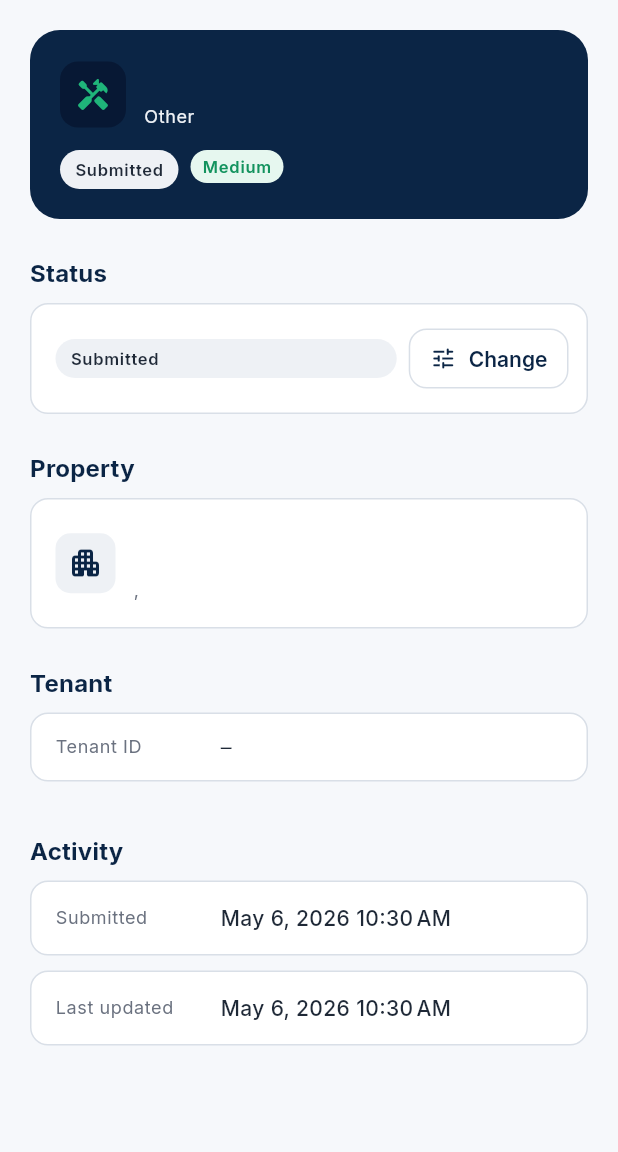
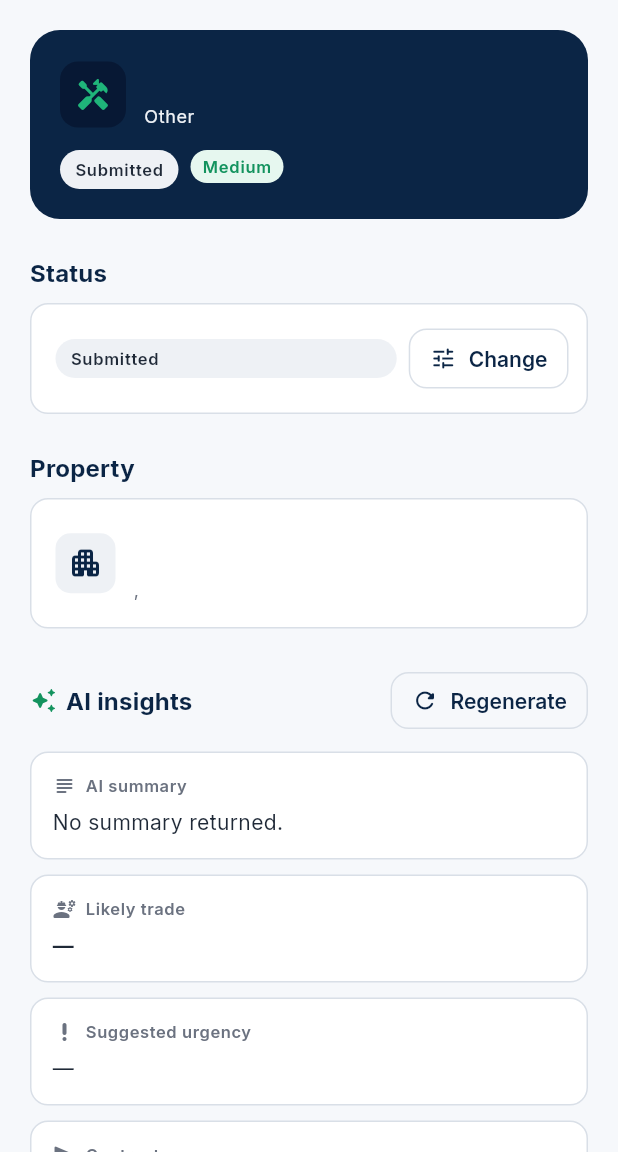
Before and after one commit to kernelkrafttech-hue/logicstack, a Flutter app: the LandlordRequestDetailScreen screen opened directly with empty values, on a phone screen of 412 x 824 dp, the part 84-1236 px from its top. Run offline on Flutter 3.47's test engine with Material 3 defaults, Android fonts, the phone set to English and light mode, and no system bars; our stand-ins replace cloud_firestore, cloud_functions, firebase_auth, firebase_core, firebase_storage, flutter_riverpod and 3 more; accounts and stored records are empty.

Commit message:
Add AI maintenance request analysis via Cloud Functions
Adds an analyzeMaintenanceRequest callable that runs OpenAI server-side and
surfaces a summary, likely trade, urgency suggestion, and contractor message
to the landlord. The OpenAI key is held as a Functions secret and never
ships in the Flutter app.

- functions/: TypeScript v2 callable using OpenAI structured outputs
  (json_schema) on gpt-4o-mini; OPENAI_API_KEY pulled from a Functions
  secret; rejects unauthenticated callers and validates category/urgency
  against the same enums the model uses
- AiAnalysis value type + AiAnalysisService that wraps cloud_functions and
  normalises FirebaseFunctionsException codes onto RequestException
- MaintenanceRequest gains aiSummary / likelyTrade / urgencySuggestion /
  contractorMessage / aiAnalyzedAt; RequestUrgency.fromStorageOrNull lets
  the UI fall back to plain text when the AI returns something unexpected
- Submit flow: save Firestore doc, then call analyze, then write AI fields.
  AI failures are soft so a failed analysis doesn't lose the request — the
  landlord can regenerate from the detail screen
- LandlordRequestDetailScreen gets an AiInsightsSection with one card per
  field, an UrgencyBadge for the suggestion (with a note when it differs
  from the tenant's choice), an analyzed-at timestamp, and a Regenerate /
  Generate button driven by per-request RegenerateAiController state
- Firestore rules: a second update branch lets the request's tenant or
  landlord write only the five AI fields, validated for type and urgency
  enum membership
- README documents `firebase functions:secrets:set OPENAI_API_KEY` and the
  deploy/serve commands

```diff
--- a/lib/features/requests/domain/maintenance_request.dart
+++ b/lib/features/requests/domain/maintenance_request.dart
@@ -143,6 +143,16 @@ enum RequestUrgency {
     }
     return RequestUrgency.medium;
   }
+
+  /// Like [fromStorage] but returns `null` for unknown values, so the AI
+  /// suggestion can fall back to plain text rendering.
+  static RequestUrgency? fromStorageOrNull(String? value) {
+    if (value == null) return null;
+    for (final RequestUrgency u in RequestUrgency.values) {
+      if (u.storageValue == value) return u;
+    }
+    return null;
+  }
 }
 
 enum RequestCategory {
@@ -200,6 +210,27 @@ enum RequestCategory {
   }
 }
 
+/// Result of running a request through the `analyzeMaintenanceRequest`
+/// Cloud Function. Used by the AI service and the repository's update helper.
+class AiAnalysis {
+  const AiAnalysis({
+    required this.aiSummary,
+    required this.likelyTrade,
+    required this.urgencySuggestion,
+    required this.contractorMessage,
+  });
+
+  final String aiSummary;
+  final String likelyTrade;
+  final String urgencySuggestion;
+  final String contractorMessage;
+
+  /// Maps [urgencySuggestion] back onto a [RequestUrgency] when it parses
+  /// cleanly, so the UI can render an [UrgencyBadge].
+  RequestUrgency? get suggestedUrgencyEnum =>
+      RequestUrgency.fromStorageOrNull(urgencySuggestion);
+}
+
 /// A maintenance request submitted by a tenant against a property.
 ///
 /// Backed by `maintenanceRequests/{requestId}`. The model owns its enum
@@ -218,6 +249,11 @@ class MaintenanceRequest {
     required this.photoUrls,
     this.createdAt,
     this.updatedAt,
+    this.aiSummary,
+    this.likelyTrade,
+    this.urgencySuggestion,
+    this.contractorMessage,
+    this.aiAnalyzedAt,
   });
 
   final String id;
@@ -232,6 +268,21 @@ class MaintenanceRequest {
   final List<String> photoUrls;
   final DateTime? createdAt;
   final DateTime? updatedAt;
+
+  // AI fields, populated asynchronously by the analyzeMaintenanceRequest
+  // Cloud Function after the doc is created.
+  final String? aiSummary;
+  final String? likelyTrade;
+  final String? urgencySuggestion;
+  final String? contractorMessage;
+  final DateTime? aiAnalyzedAt;
+
+  bool get hasAiAnalysis => aiAnalyzedAt != null;
+
+  /// The AI's urgency suggestion mapped back to a [RequestUrgency], if it
+  /// matches one of the known storage values.
+  RequestUrgency? get aiUrgencyEnum =>
+      RequestUrgency.fromStorageOrNull(urgencySuggestion);
 
   Map<String, Object?> toFirestoreCreate() {
     return <String, Object?>{
@@ -270,6 +321,11 @@ class MaintenanceRequest {
       photoUrls: photos,
       createdAt: (data['createdAt'] as Timestamp?)?.toDate(),
       updatedAt: (data['updatedAt'] as Timestamp?)?.toDate(),
+      aiSummary: data['aiSummary'] as String?,
+      likelyTrade: data['likelyTrade'] as String?,
+      urgencySuggestion: data['urgencySuggestion'] as String?,
+      contractorMessage: data['contractorMessage'] as String?,
+      aiAnalyzedAt: (data['aiAnalyzedAt'] as Timestamp?)?.toDate(),
     );
   }
 }
--- a/lib/features/requests/presentation/landlord_request_detail_screen.dart
+++ b/lib/features/requests/presentation/landlord_request_detail_screen.dart
@@ -10,6 +10,7 @@ import '../../properties/domain/property.dart';
 import '../application/request_providers.dart';
 import '../data/request_repository.dart';
 import '../domain/maintenance_request.dart';
+import 'widgets/ai_insights_section.dart';
 import 'widgets/status_chip.dart';
 import 'widgets/urgency_badge.dart';
 
@@ -124,6 +125,8 @@ class _Body extends ConsumerWidget {
         _SectionHeader(label: 'Property'),
         const SizedBox(height: 8),
         _PropertyTile(async: property),
+        const SizedBox(height: 24),
+        AiInsightsSection(request: request),
         const SizedBox(height: 24),
         _SectionHeader(label: 'Tenant'),
         const SizedBox(height: 8),
--- /dev/null
+++ b/lib/features/requests/presentation/widgets/ai_insights_section.dart
@@ -0,0 +1,316 @@
+import 'package:flutter/material.dart';
+import 'package:flutter_riverpod/flutter_riverpod.dart';
+import 'package:intl/intl.dart';
+
+import '../../../../core/theme/app_colors.dart';
+import '../../application/request_providers.dart';
+import '../../data/request_repository.dart';
+import '../../domain/maintenance_request.dart';
+import 'urgency_badge.dart';
+
+/// AI insights block on the landlord request detail screen.
+///
+/// Renders the four AI fields (or empty-state copy when analysis hasn't
+/// run yet) and provides a "Regenerate" button that calls the
+/// `analyzeMaintenanceRequest` Cloud Function.
+class AiInsightsSection extends ConsumerWidget {
+  const AiInsightsSection({required this.request, super.key});
+
+  final MaintenanceRequest request;
+
+  Future<void> _regenerate(BuildContext context, WidgetRef ref) async {
+    final bool ok = await ref
+        .read(regenerateAiControllerProvider.notifier)
+        .regenerate(request);
+    if (!context.mounted) return;
+    if (ok) {
+      ScaffoldMessenger.of(context).showSnackBar(
+        const SnackBar(content: Text('AI analysis updated.')),
+      );
+      return;
+    }
+    final AsyncValue<void> state = ref
+        .read(regenerateAiControllerProvider.notifier)
+        .stateFor(request.id);
+    final Object? error = state.error;
+    final String message = error is RequestException
+        ? error.message
+        : 'Could not regenerate analysis.';
+    ScaffoldMessenger.of(context).showSnackBar(
+      SnackBar(
+        content: Text(message),
+        backgroundColor: AppColors.error,
+      ),
+    );
+  }
+
+  @override
+  Widget build(BuildContext context, WidgetRef ref) {
+    final TextTheme text = Theme.of(context).textTheme;
+    // Watch the per-request AI controller state so the spinner appears even
+    // if another request's regenerate is in flight.
+    final AsyncValue<void> regenState = ref.watch(
+      regenerateAiControllerProvider.select(
+        (Map<String, AsyncValue<void>> map) =>
+            map[request.id] ?? const AsyncValue<void>.data(null),
+      ),
+    );
+    final bool loading = regenState.isLoading;
+    final bool hasError = regenState.hasError;
+    final bool hasAnalysis = request.hasAiAnalysis;
+
+    return Column(
+      crossAxisAlignment: CrossAxisAlignment.stretch,
+      children: <Widget>[
+        Row(
+          children: <Widget>[
+            const Icon(
+              Icons.auto_awesome_rounded,
+              color: AppColors.greenDark,
+              size: 18,
+            ),
+            const SizedBox(width: 6),
+            Text(
+              'AI insights',
+              style: text.titleMedium?.copyWith(
+                fontWeight: FontWeight.w700,
+                color: AppColors.navy,
+              ),
+            ),
+            const Spacer(),
+            OutlinedButton.icon(
+              style: OutlinedButton.styleFrom(
+                minimumSize: const Size(0, 38),
+                side: const BorderSide(color: AppColors.border),
+                padding: const EdgeInsets.symmetric(horizontal: 14),
+              ),
+              onPressed: loading ? null : () => _regenerate(context, ref),
+              icon: loading
+                  ? const SizedBox(
+                      height: 16,
+                      width: 16,
+                      child: CircularProgressIndicator(strokeWidth: 2),
+                    )
+                  : const Icon(Icons.refresh_rounded, size: 18),
+              label: Text(
+                hasAnalysis ? 'Regenerate' : 'Generate',
+              ),
+            ),
+          ],
+        ),
+        const SizedBox(height: 10),
+        if (loading && !hasAnalysis)
+          const _LoadingBlock()
+        else if (!hasAnalysis)
+          _EmptyBlock(hasError: hasError)
+        else ...<Widget>[
+          _InsightCard(
+            label: 'AI summary',
+            icon: Icons.subject_rounded,
+            child: Text(
+              request.aiSummary?.isNotEmpty == true
+                  ? request.aiSummary!
+                  : 'No summary returned.',
+              style: text.bodyMedium?.copyWith(color: AppColors.bodyText),
+            ),
+          ),
+          const SizedBox(height: 10),
+          _InsightCard(
+            label: 'Likely trade',
+            icon: Icons.engineering_rounded,
+            child: Text(
+              request.likelyTrade?.isNotEmpty == true
+                  ? request.likelyTrade!
+                  : '—',
+              style: text.bodyMedium?.copyWith(
+                color: AppColors.bodyText,
+                fontWeight: FontWeight.w600,
+              ),
+            ),
+          ),
+          const SizedBox(height: 10),
+          _InsightCard(
+            label: 'Suggested urgency',
+            icon: Icons.priority_high_rounded,
+            child: _UrgencySuggestion(request: request),
+          ),
+          const SizedBox(height: 10),
+          _InsightCard(
+            label: 'Contractor message',
+            icon: Icons.send_rounded,
+            child: Text(
+              request.contractorMessage?.isNotEmpty == true
+                  ? request.contractorMessage!
+                  : 'No message generated.',
+              style: text.bodyMedium?.copyWith(color: AppColors.bodyText),
+            ),
+          ),
+          if (request.aiAnalyzedAt != null) ...<Widget>[
+            const SizedBox(height: 8),
+            Text(
+              'Analyzed ${DateFormat.yMMMd().add_jm().format(request.aiAnalyzedAt!.toLocal())}',
+              style: text.bodySmall?.copyWith(color: AppColors.mutedText),
+            ),
+          ],
+        ],
+        if (loading && hasAnalysis) ...<Widget>[
+          const SizedBox(height: 10),
+          const _LoadingBlock(message: 'Re-running analysis…'),
+        ],
+      ],
+    );
+  }
+}
+
+class _UrgencySuggestion extends StatelessWidget {
+  const _UrgencySuggestion({required this.request});
+  final MaintenanceRequest request;
+
+  @override
+  Widget build(BuildContext context) {
+    final TextTheme text = Theme.of(context).textTheme;
+    final RequestUrgency? mapped = request.aiUrgencyEnum;
+    if (mapped == null) {
+      return Text(
+        request.urgencySuggestion?.isNotEmpty == true
+            ? request.urgencySuggestion!
+            : '—',
+        style: text.bodyMedium?.copyWith(color: AppColors.bodyText),
+      );
+    }
+    final bool differs = mapped != request.urgency;
+    return Row(
+      crossAxisAlignment: CrossAxisAlignment.center,
+      children: <Widget>[
+        UrgencyBadge(urgency: mapped),
+        if (differs) ...<Widget>[
+          const SizedBox(width: 8),
+          Flexible(
+            child: Text(
+              'AI thinks this should be ${mapped.displayName.toLowerCase()} '
+              '(tenant chose ${request.urgency.displayName.toLowerCase()}).',
+              style: text.bodySmall?.copyWith(color: AppColors.mutedText),
+            ),
+          ),
+        ],
+      ],
+    );
+  }
+}
+
+class _InsightCard extends StatelessWidget {
+  const _InsightCard({
+    required this.label,
+    required this.icon,
+    required this.child,
+  });
+
+  final String label;
+  final IconData icon;
+  final Widget child;
+
+  @override
+  Widget build(BuildContext context) {
+    final TextTheme text = Theme.of(context).textTheme;
+    return Container(
+      padding: const EdgeInsets.all(14),
+      decoration: BoxDecoration(
+        color: AppColors.surface,
+        borderRadius: BorderRadius.circular(12),
+        border: Border.all(color: AppColors.border),
+      ),
+      child: Column(
+        crossAxisAlignment: CrossAxisAlignment.start,
+        children: <Widget>[
+          Row(
+            children: <Widget>[
+              Icon(icon, size: 16, color: AppColors.mutedText),
+              const SizedBox(width: 6),
+              Text(
+                label,
+                style: text.labelSmall?.copyWith(
+                  color: AppColors.mutedText,
+                  fontWeight: FontWeight.w600,
+                  letterSpacing: 0.4,
+                ),
+              ),
+            ],
+          ),
+          const SizedBox(height: 6),
+          child,
+        ],
+      ),
+    );
+  }
+}
+
+class _LoadingBlock extends StatelessWidget {
+  const _LoadingBlock({this.message = 'Analyzing with AI…'});
+  final String message;
+
+  @override
+  Widget build(BuildContext context) {
+    final TextTheme text = Theme.of(context).textTheme;
+    return Container(
+      padding: const EdgeInsets.all(16),
+      decoration: BoxDecoration(
+        color: AppColors.surface,
+        borderRadius: BorderRadius.circular(12),
+        border: Border.all(color: AppColors.border),
+      ),
+      child: Row(
+        children: <Widget>[
+          const SizedBox(
+            height: 18,
+            width: 18,
+            child: CircularProgressIndicator(strokeWidth: 2),
+          ),
+          const SizedBox(width: 10),
+          Expanded(
+            child: Text(
+              message,
+              style: text.bodyMedium?.copyWith(color: AppColors.bodyText),
+            ),
+          ),
+        ],
+      ),
+    );
+  }
+}
+
+class _EmptyBlock extends StatelessWidget {
+  const _EmptyBlock({required this.hasError});
+  final bool hasError;
+
+  @override
+  Widget build(BuildContext context) {
+    final TextTheme text = Theme.of(context).textTheme;
+    return Container(
+      padding: const EdgeInsets.all(16),
+      decoration: BoxDecoration(
+        color: AppColors.surface,
+        borderRadius: BorderRadius.circular(12),
+        border: Border.all(color: AppColors.border),
+      ),
+      child: Row(
+        crossAxisAlignment: CrossAxisAlignment.start,
+        children: <Widget>[
+          Icon(
+            hasError ? Icons.error_outline_rounded : Icons.auto_awesome_rounded,
+            color: hasError ? AppColors.error : AppColors.mutedText,
+            size: 20,
+          ),
+          const SizedBox(width: 10),
+          Expanded(
+            child: Text(
+              hasError
+                  ? 'Analysis failed. Tap "Generate" to retry.'
+                  : 'Analysis hasn\'t run yet. Tap "Generate" to summarise this request.',
+              style: text.bodyMedium?.copyWith(color: AppColors.bodyText),
+            ),
+          ),
+        ],
+      ),
+    );
+  }
+}
```
Also changed, not shown: lib/features/requests/application/request_providers.dart (+98 -5 lines), lib/features/requests/data/ai_analysis_service.dart (added, +78 -0 lines), lib/features/requests/data/request_repository.dart (+19 -0 lines), lib/features/requests/presentation/submit_request_screen.dart (+15 -2 lines), 6 other files.
